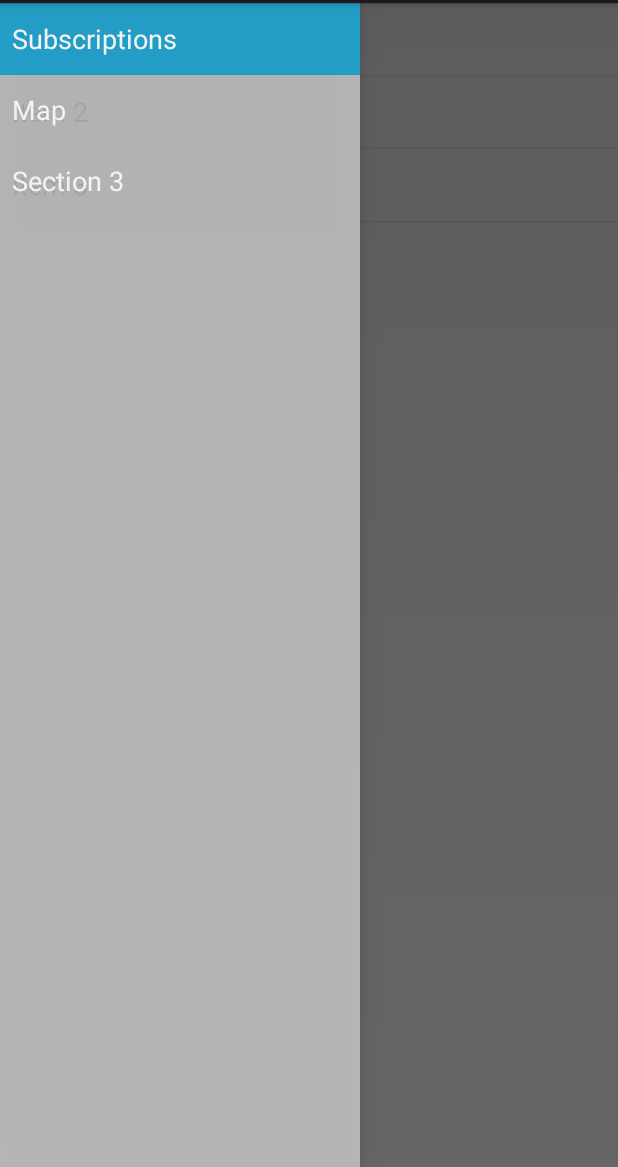
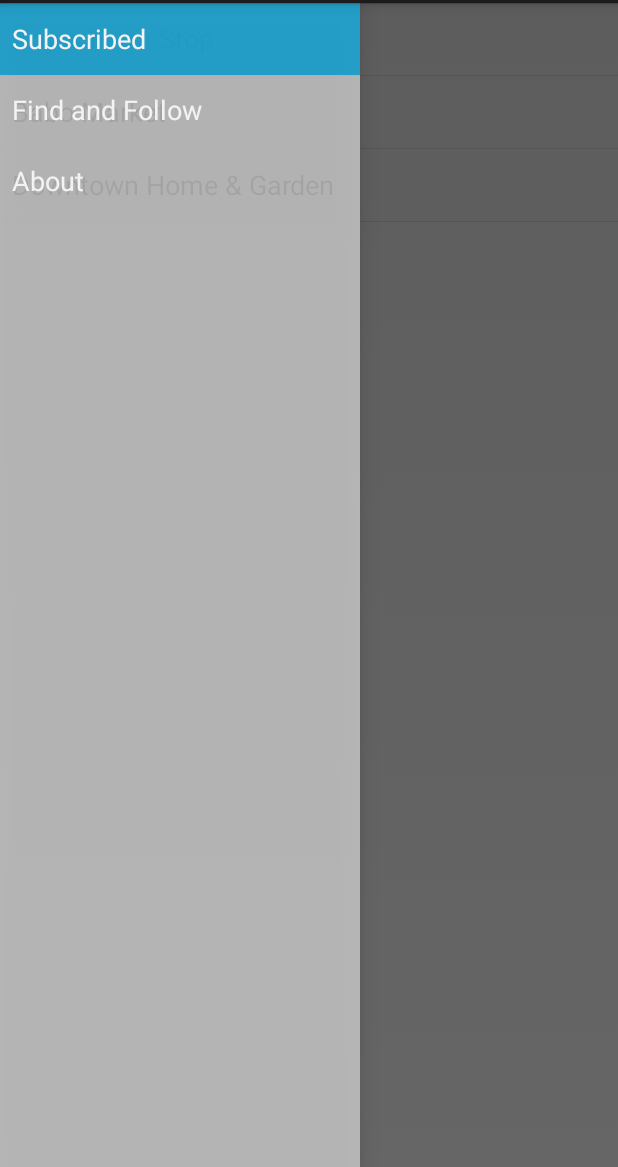
Before and after one commit to mynameistodd/Local, an Android app: the screen it shows after launch (MainActivity), on a phone screen of 412 x 824 dp, the part 69-1236 px from its top. Run offline under Robolectric (Android 15) with nearby library versions, the phone set to English and light mode, and no system bars; 2 statements that could not run were skipped.

Commit message:
Update demo strings.

```diff
--- a/app/src/main/java/com/mynameistodd/local/MainActivity.java
+++ b/app/src/main/java/com/mynameistodd/local/MainActivity.java
@@ -1,17 +1,16 @@
 package com.mynameistodd.local;
 
+import android.app.ActionBar;
 import android.app.Activity;
-
-import android.app.ActionBar;
 import android.app.Fragment;
 import android.app.FragmentManager;
 import android.os.Bundle;
+import android.support.v4.widget.DrawerLayout;
 import android.view.LayoutInflater;
 import android.view.Menu;
 import android.view.MenuItem;
 import android.view.View;
 import android.view.ViewGroup;
-import android.support.v4.widget.DrawerLayout;
 import android.widget.Toast;
 
 
@@ -54,7 +53,7 @@ public class MainActivity extends Activity
                 fragmentManager.beginTransaction()
                         .replace(R.id.container, SubscriptionFragment.newInstance("foo", "bar"))
                         .commit();
-                mTitle = getString(R.string.subscriptions);
+                mTitle = getString(R.string.subscribed);
                 break;
             case 1:
                 fragmentManager.beginTransaction()
@@ -66,7 +65,7 @@ public class MainActivity extends Activity
                 fragmentManager.beginTransaction()
                         .replace(R.id.container, PlaceholderFragment.newInstance(position + 1))
                         .commit();
-                mTitle = getString(R.string.title_section3);
+                mTitle = getString(R.string.about);
                 break;
         }
 
--- a/app/src/main/java/com/mynameistodd/local/NavigationDrawerFragment.java
+++ b/app/src/main/java/com/mynameistodd/local/NavigationDrawerFragment.java
@@ -1,16 +1,16 @@
 package com.mynameistodd.local;
 
 
+import android.app.ActionBar;
 import android.app.Activity;
-import android.app.ActionBar;
 import android.app.Fragment;
-import android.support.v4.app.ActionBarDrawerToggle;
-import android.support.v4.view.GravityCompat;
-import android.support.v4.widget.DrawerLayout;
 import android.content.SharedPreferences;
 import android.content.res.Configuration;
 import android.os.Bundle;
 import android.preference.PreferenceManager;
+import android.support.v4.app.ActionBarDrawerToggle;
+import android.support.v4.view.GravityCompat;
+import android.support.v4.widget.DrawerLayout;
 import android.view.LayoutInflater;
 import android.view.Menu;
 import android.view.MenuInflater;
@@ -102,9 +102,9 @@ public class NavigationDrawerFragment extends Fragment {
                 android.R.layout.simple_list_item_activated_1,
                 android.R.id.text1,
                 new String[]{
-                        getString(R.string.subscriptions),
+                        getString(R.string.subscribed),
                         getString(R.string.map),
-                        getString(R.string.title_section3),
+                        getString(R.string.about),
                 }));
         mDrawerListView.setItemChecked(mCurrentSelectedPosition, true);
         return mDrawerListView;
--- a/app/src/main/java/com/mynameistodd/local/dummy/DummyContent.java
+++ b/app/src/main/java/com/mynameistodd/local/dummy/DummyContent.java
@@ -25,9 +25,9 @@ public class DummyContent {
 
     static {
         // Add 3 sample items.
-        addItem(new DummyItem("1", "Item 1"));
-        addItem(new DummyItem("2", "Item 2"));
-        addItem(new DummyItem("3", "Item 3"));
+        addItem(new DummyItem("1", "Argus Farm Stop"));
+        addItem(new DummyItem("2", "Babo Market"));
+        addItem(new DummyItem("3", "Downtown Home & Garden"));
     }
 
     private static void addItem(DummyItem item) {
--- a/app/src/main/res/values/strings.xml
+++ b/app/src/main/res/values/strings.xml
@@ -10,7 +10,8 @@
     <string name="action_example">Example action</string>
     <string name="action_settings">Settings</string>
     <string name="title_activity_maps">Map</string>
-    <string name="subscriptions">Subscriptions</string>
-    <string name="map">Map</string>
+    <string name="subscribed">Subscribed</string>
+    <string name="map">Find and Follow</string>
+    <string name="about">About</string>
 
 </resources>
```
Also changed, not shown: app/src/main/java/com/mynameistodd/local/MapsFragment.java (+18 -7 lines).
